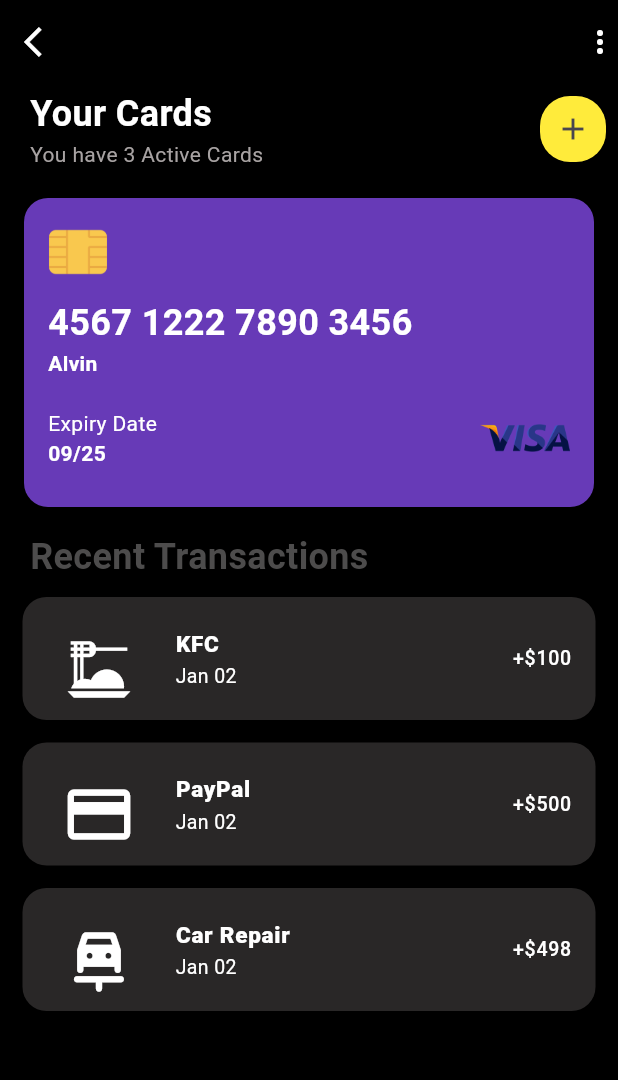
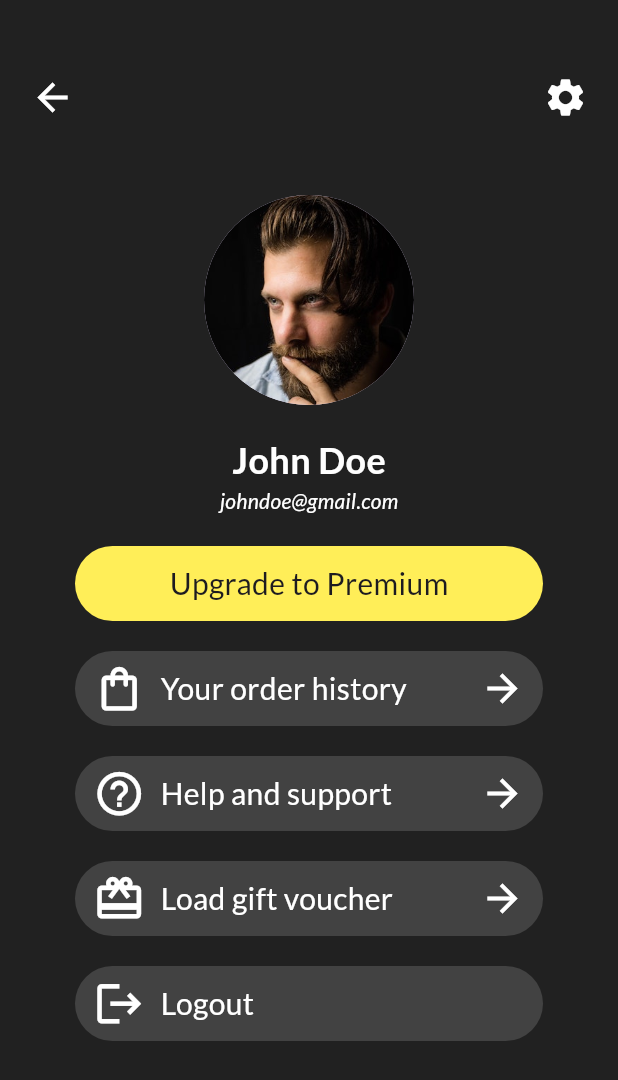
Before and after one commit to joshsaxx/flutter_a_day_everyday, a Flutter app: the screen it shows after launch, on a phone screen of 412 x 824 dp. Shown: the top 1080 px of the screen. Run offline on Flutter 3.47's test engine with Material 3 defaults, Android fonts, the phone set to English and light mode, and no system bars; our stand-ins replace cached_network_image, google_fonts.

Commit message:
profile UI implemented

```diff
--- a/lib/app/my_app.dart
+++ b/lib/app/my_app.dart
@@ -5,6 +5,7 @@ import 'package:flutter_tuts/app/screens/home/home_screen.dart';
 import 'package:flutter_tuts/app/tutorial_sessions/container_widget/container_widget.dart';
 import 'package:flutter_tuts/app/tutorial_sessions/image_icon_widget/image_widget.dart';
 import 'package:flutter_tuts/app/tutorial_sessions/listview_widget/listview_widget.dart';
+import 'package:flutter_tuts/app/tutorial_sessions/profile_ui/profile_ui_screen.dart';
 import 'package:flutter_tuts/app/tutorial_sessions/row_column_widgets/column_widget.dart';
 import 'package:flutter_tuts/app/tutorial_sessions/row_column_widgets/row_widget.dart';
 import 'package:flutter_tuts/app/tutorial_sessions/stack_positioned_widgets/stack_widget.dart';
@@ -16,7 +17,7 @@ class MyApp extends StatelessWidget {
   Widget build(BuildContext context) {
     return const MaterialApp(
       debugShowCheckedModeBanner: false,
-      home: PaymentWalletScreen(),
+      home: ProfileUIScreen(),
     );
   }
 }
--- /dev/null
+++ b/lib/app/tutorial_sessions/profile_ui/profile_ui_screen.dart
@@ -0,0 +1,176 @@
+import 'package:flutter/material.dart';
+import 'package:google_fonts/google_fonts.dart';
+
+class ProfileUIScreen extends StatelessWidget {
+  const ProfileUIScreen({super.key});
+
+  @override
+  Widget build(BuildContext context) {
+    return Scaffold(
+        backgroundColor: Colors.grey[900],
+        body: Stack(
+          children: [
+            const Positioned(
+              top: 50,
+              left: 20,
+              child: Icon(
+                Icons.arrow_back,
+                color: Colors.white,
+                size: 30,
+              ),
+            ),
+            const Positioned(
+              top: 50,
+              right: 20,
+              child: Icon(
+                Icons.settings,
+                color: Colors.white,
+                size: 30,
+              ),
+            ),
+            Center(
+              child: Padding(
+                padding: const EdgeInsets.only(
+                    left: 50, right: 50, top: 20, bottom: 20),
+                child: Column(
+                  mainAxisAlignment: MainAxisAlignment.center,
+                  crossAxisAlignment: CrossAxisAlignment.center,
+                  children: [
+                    const CircleAvatar(
+                      radius: 70,
+                      backgroundImage: AssetImage("assets/images/profile.jpg"),
+                    ),
+                    const SizedBox(
+                      height: 20,
+                    ),
+                    Text("John Doe",
+                        style: GoogleFonts.lato(
+                            fontSize: 24,
+                            fontWeight: FontWeight.w700,
+                            color: Colors.white)),
+                    Text(
+                      "johndoe@gmail.com",
+                      style: GoogleFonts.lato(
+                          fontSize: 14,
+                          fontWeight: FontWeight.w500,
+                          fontStyle: FontStyle.italic,
+                          color: Colors.white),
+                    ),
+                    const SizedBox(
+                      height: 20,
+                    ),
+                    Container(
+                      decoration: BoxDecoration(
+                          color: Colors.yellow[400],
+                          borderRadius: BorderRadius.all(Radius.circular(30))),
+                      height: 50,
+                      width: 500,
+                      child: Center(
+                        child: Text(
+                          "Upgrade to Premium",
+                          style: GoogleFonts.lato(
+                              fontSize: 20, fontWeight: FontWeight.w500),
+                        ),
+                      ),
+                    ),
+                    const SizedBox(
+                      height: 20,
+                    ),
+                    const ProfileMenuItem(
+                      text: "Your order history",
+                      icon: Icons.shopping_bag_outlined,
+                      arrowShown: true,
+                    ),
+                    const SizedBox(
+                      height: 20,
+                    ),
+                    const ProfileMenuItem(
+                      text: "Help and support",
+                      icon: Icons.help_outline,
+                      arrowShown: true,
+                    ),
+                    const SizedBox(
+                      height: 20,
+                    ),
+                    const ProfileMenuItem(
+                      text: "Load gift voucher",
+                      icon: Icons.card_giftcard,
+                      arrowShown: true,
+                    ),
+                    const SizedBox(
+                      height: 20,
+                    ),
+                    const ProfileMenuItem(
+                      text: "Logout",
+                      icon: Icons.logout,
+                      arrowShown: false,
+                    ),
+                  ],
+                ),
+              ),
+            ),
+          ],
+        ));
+  }
+}
+
+class ProfileMenuItem extends StatelessWidget {
+  final String text;
+  final IconData icon;
+  final bool arrowShown;
+
+  const ProfileMenuItem({
+    required this.text,
+    required this.icon,
+    required this.arrowShown,
+    super.key,
+  });
+
+  @override
+  Widget build(BuildContext context) {
+    return Container(
+      decoration: BoxDecoration(
+          color: Colors.grey[800],
+          borderRadius: const BorderRadius.all(Radius.circular(30))),
+      height: 50,
+      width: 500,
+      child: Row(
+        mainAxisAlignment: MainAxisAlignment.spaceBetween,
+        children: [
+          Row(
+            children: [
+              Padding(
+                padding: const EdgeInsets.only(left: 12.0),
+                child: Icon(
+                  icon,
+                  size: 35,
+                  color: Colors.white,
+                ),
+              ),
+              const SizedBox(
+                width: 10,
+              ),
+              Text(
+                text,
+                style: GoogleFonts.lato(
+                    fontSize: 20,
+                    fontWeight: FontWeight.w400,
+                    color: Colors.white),
+              ),
+            ],
+          ),
+          arrowShown
+              ? const Padding(
+                  padding: EdgeInsets.only(right: 12.0),
+                  child: Icon(
+                    Icons.arrow_forward,
+                    size: 30,
+                    color: Colors.white,
+                  ),
+                )
+              : Container(),
+        ],
+      ),
+    );
+  }
+}
--- a/pubspec.yaml
+++ b/pubspec.yaml
@@ -36,6 +36,7 @@ dependencies:
   # Use with the CupertinoIcons class for iOS style icons.
   cupertino_icons: ^1.0.8
   cached_network_image: ^3.4.1
+  google_fonts: ^6.2.1
 
 dev_dependencies:
   flutter_test:
```
Also changed, not shown: pubspec.lock.
